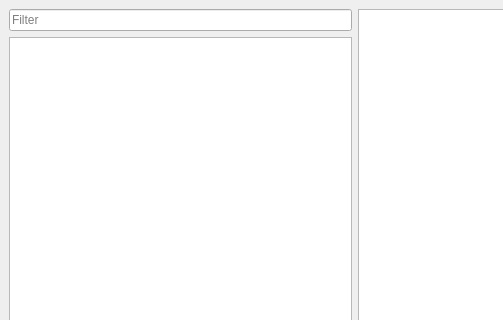
Qt form mangatracker-gui.ui (theorangesauce/MangaTracker) before a commit; both pictures show x 0 to 503 and y 0 to 320 of the 710 by 600 pixel window.
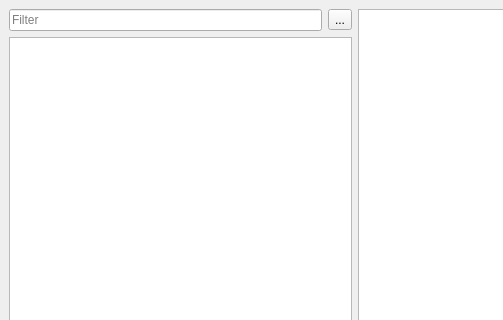
The same form after that commit.

Commit message:
Add filter button to main window layout
Adds an additional filter button to the right of the filter bar, to change series sorting and apply other filters.
This button will allow users to sort by author, series name, and publisher, as well as display completed series, incomplete series, or series with gaps.

What changed in the file:
```diff
--- a/mangatracker-gui.ui
+++ b/mangatracker-gui.ui
@@ -14,12 +14,12 @@
    <string>MainWindow</string>
   </property>
   <widget class="QWidget" name="centralwidget">
-   <layout class="QHBoxLayout" name="horizontalLayout_3">
-    <item>
-     <layout class="QHBoxLayout" name="main_window_container">
+   <layout class="QHBoxLayout" name="horizontalLayout_2">
       <item>
        <layout class="QVBoxLayout" name="left_column_container">
         <item>
+       <layout class="QHBoxLayout" name="filter_series_container">
+        <item>
          <widget class="QLineEdit" name="filter_series">
           <property name="placeholderText">
            <string>Filter</string>
@@ -27,6 +27,15 @@
          </widget>
         </item>
         <item>
+         <widget class="QToolButton" name="filter_button">
+          <property name="text">
+           <string>...</string>
+          </property>
+         </widget>
+        </item>
+       </layout>
+      </item>
+      <item>
          <widget class="QListWidget" name="list_series"/>
         </item>
         <item>
@@ -110,8 +119,6 @@
              <string>Mark as Completed</string>
             </property>
            </widget>
-          </item>
-         </layout>
         </item>
        </layout>
       </item>
```
Lines whose indentation alone changed are shown as unchanged. The commit also changes 1 other file.
